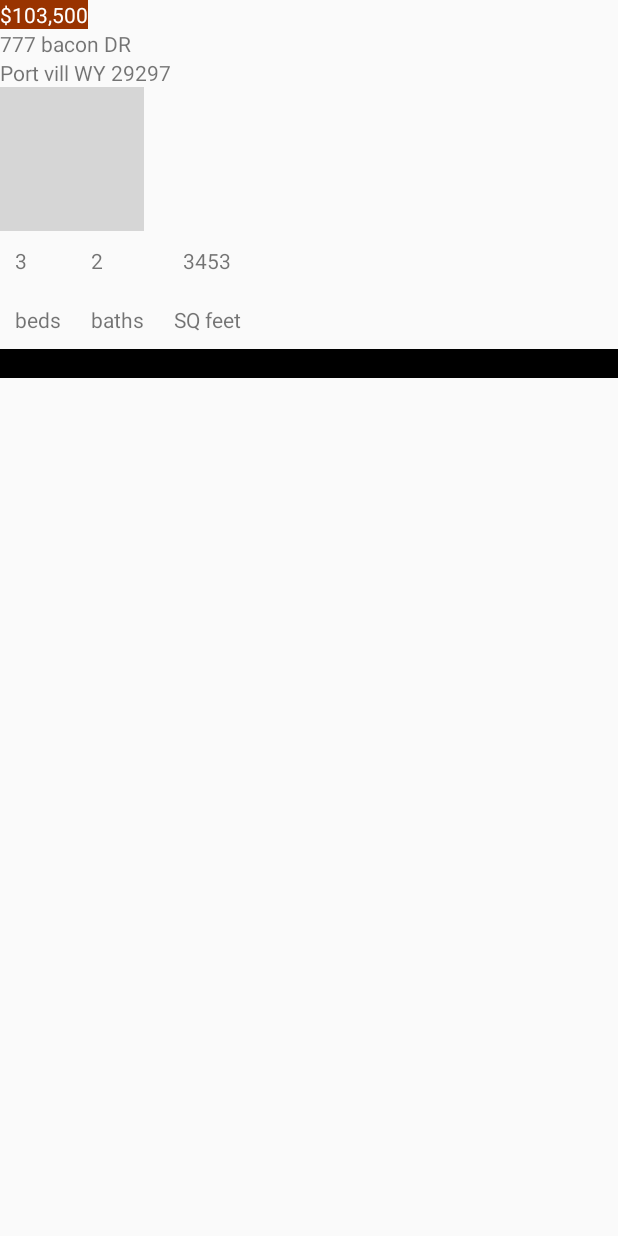
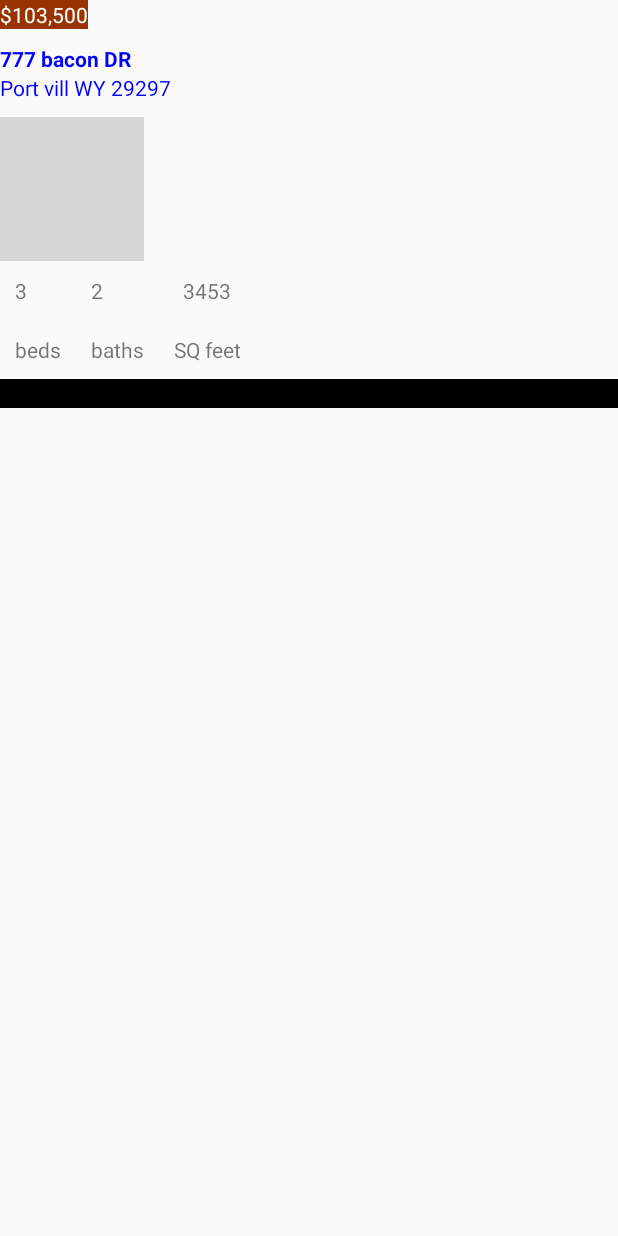
Before and after one commit to deadlycrawler/HearthstonePropertyManagement, an Android app: the layout house_list_view.xml on its own in the app's theme, with its tools: preview values and no code run, on a phone screen of 412 x 824 dp. Run offline under Robolectric (Android 15) with nearby library versions, the phone set to English and light mode, and no system bars; grey boxes are pictures that could not be loaded.

```diff
--- a/app/src/main/res/layout/house_list_view.xml
+++ b/app/src/main/res/layout/house_list_view.xml
@@ -17,11 +17,16 @@
         android:layout_width="wrap_content"
         android:layout_height="wrap_content"
         android:id="@+id/house_address_line_1"
+        android:textStyle="bold"
+        android:textColor="#0000ff"
+        android:layout_marginTop="10dp"
         tools:text="777 bacon DR" />
     <TextView
         android:layout_width="wrap_content"
         android:layout_height="wrap_content"
         android:id="@+id/house_address_line_2"
+        android:textColor="#0000ff"
+        android:layout_marginBottom="10dp"
         tools:text="Port vill WY 29297" />
 
     <ImageView
```
Also changed, not shown: app/src/main/java/com/tools/radio/hearthstonepropertymanagement/Word.java (+8 -0 lines), app/src/main/java/com/tools/radio/hearthstonepropertymanagement/WordAdapter.java (+42 -7 lines), app/src/main/java/com/tools/radio/hearthstonepropertymanagement/rent.java (+4 -19 lines).
